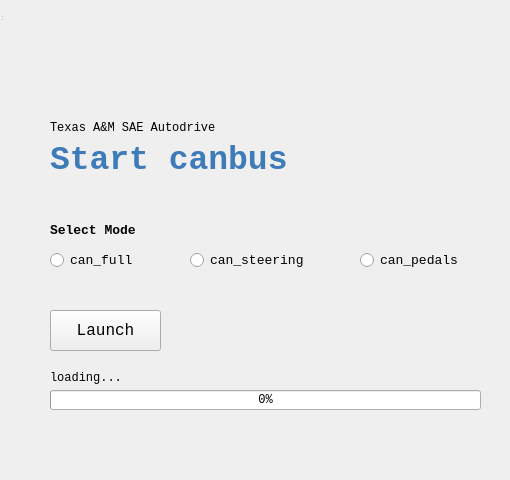
Above: src/can_bus_gui/resource/canbusmain.ui from gcpetri/ROS_gui before the change. Below: the same form after it.
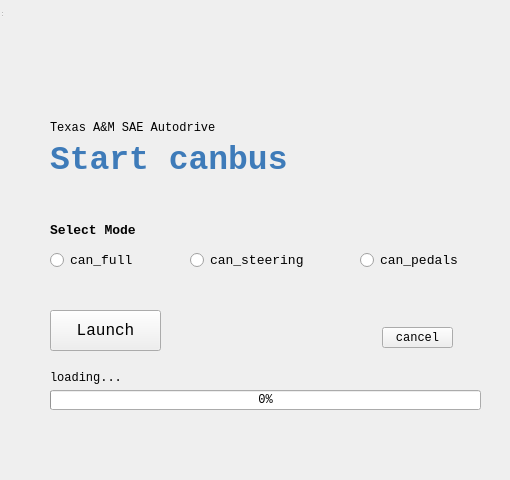
That is the form after the change. Icons and pictures are not drawn.

```diff
--- a/src/can_bus_gui/resource/canbusmain.ui
+++ b/src/can_bus_gui/resource/canbusmain.ui
@@ -18,7 +18,15 @@
   <property name="windowTitle">
    <string>canbusmain</string>
   </property>
-  <widget class="QWidget" name="centralwidget">
+  <widget class="QWidget" name="centralwidget" native="true">
+   <property name="geometry">
+    <rect>
+     <x>0</x>
+     <y>0</y>
+     <width>531</width>
+     <height>430</height>
+    </rect>
+   </property>
    <widget class="QLabel" name="lbl_start_canbus">
     <property name="geometry">
      <rect>
@@ -74,18 +82,6 @@
     <property name="autoFillBackground">
      <bool>false</bool>
     </property>
-    <!--<property name="styleSheet">
-     <string notr="true">@
-QPushButton {
-border: none;
-background-color: #3e7bb9;
-color: white;
-}
-QPushButton:hover {
-background-color: grey;
-}
-@</string>
-    </property>-->
     <property name="text">
      <string>Launch</string>
     </property>
@@ -219,18 +215,30 @@
      <string>can_steering</string>
     </property>
    </widget>
+   <widget class="QPushButton" name="btn_cancel">
+    <property name="geometry">
+     <rect>
+      <x>382</x>
+      <y>327</y>
+      <width>71</width>
+      <height>21</height>
+     </rect>
+    </property>
+    <property name="text">
+     <string>cancel</string>
+    </property>
+   </widget>
   </widget>
-  <!--<widget class="QMenuBar" name="menubar">
+  <widget class="QStatusBar" name="statusbar">
    <property name="geometry">
     <rect>
      <x>0</x>
      <y>0</y>
-     <width>510</width>
-     <height>24</height>
+     <width>3</width>
+     <height>18</height>
     </rect>
    </property>
-  </widget>-->
-  <widget class="QStatusBar" name="statusbar"/>
+  </widget>
  </widget>
  <resources/>
  <connections/>
```
